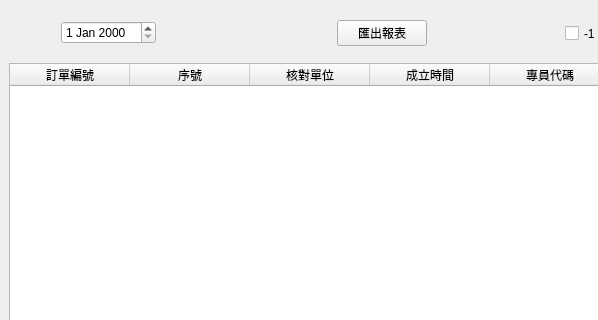
First picture: the form in src/AdbClient/StageOrder/LayerDayReport.ui, repository roger0816/Adb, before the edit; both pictures show x 0 to 598 and y 0 to 320 of the 1065 by 505 pixel window.
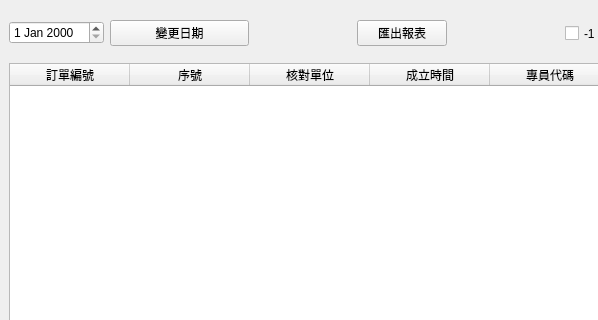
Second picture: the form after the edit.

The edit to the form file:
```diff
--- a/src/AdbClient/StageOrder/LayerDayReport.ui
+++ b/src/AdbClient/StageOrder/LayerDayReport.ui
@@ -188,7 +188,7 @@
           <widget class="QWidget" name="widget_4" native="true">
            <property name="maximumSize">
             <size>
-             <width>200</width>
+             <width>240</width>
              <height>16777215</height>
             </size>
            </property>
@@ -221,6 +221,13 @@
               </property>
              </widget>
             </item>
+            <item row="0" column="1">
+             <widget class="QPushButton" name="btnChangeDate">
+              <property name="text">
+               <string>變更日期</string>
+              </property>
+             </widget>
+            </item>
            </layout>
           </widget>
          </item>
```
